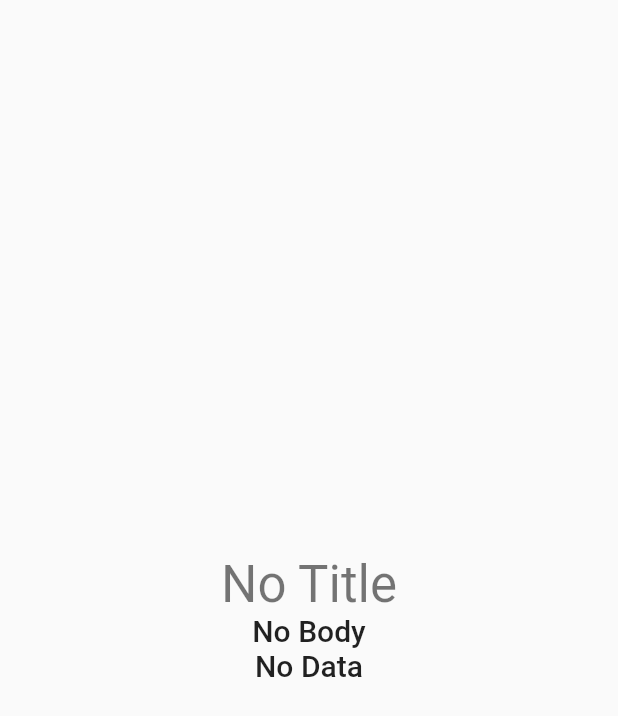
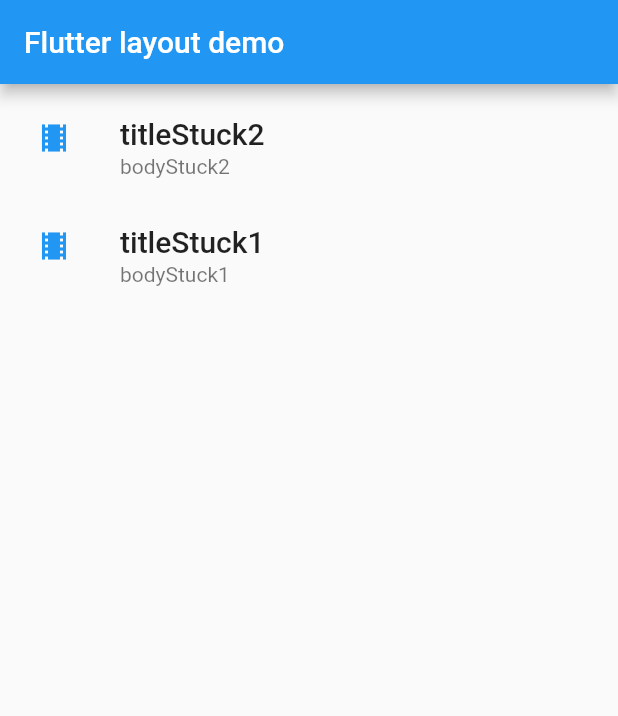
Before and after one commit to starwalker00/sorare-notif, a Flutter app: the screen it shows after launch, on a phone screen of 412 x 824 dp. Shown: the top 716 px of the screen. Run offline on Flutter 3.47's test engine with Material 2 defaults, Android fonts, the phone set to English and light mode, and no system bars; our stand-ins replace firebase_core, firebase_messaging; accounts and stored records are empty.

Commit message:
row adding when notif received

```diff
--- a/lib/main.dart
+++ b/lib/main.dart
@@ -34,48 +34,105 @@ class HomePage extends StatefulWidget {
 }
 
 class _HomePageState extends State<HomePage> {
-  String notificationTitle = 'No Title';
-  String notificationBody = 'No Body';
-  String notificationData = 'No Data';
+  List<String> titleList = <String>['titleStuck2', 'titleStuck1'];
+  List<String> bodyList = <String>['bodyStuck2', 'bodyStuck1'];
+  // String notificationTitle = 'No Title';
+  // String notificationBody = 'No Body';
+  // String notificationData = 'No Data';
 
   @override
   void initState() {
     final firebaseMessaging = FCM();
     firebaseMessaging.setNotifications();
 
-    firebaseMessaging.streamCtlr.stream.listen(_changeData);
-    firebaseMessaging.bodyCtlr.stream.listen(_changeBody);
-    firebaseMessaging.titleCtlr.stream.listen(_changeTitle);
+    // firebaseMessaging.streamCtlr.stream.listen(_changeData);
+    // firebaseMessaging.bodyCtlr.stream.listen(_changeBody);
+    firebaseMessaging.listCtlr.stream.listen(_addItemToList);
 
     super.initState();
   }
 
-  _changeData(String msg) => setState(() => notificationData = msg);
-  _changeBody(String msg) => setState(() => notificationBody = msg);
-  _changeTitle(String msg) => setState(() => notificationTitle = msg);
+  void addItemToList(String _title, String _body){
+    setState(() {
+      titleList.insert(0,_title);
+      bodyList.insert(0,_body);
+    });
+  }
+
+  // _changeData(String msg) => setState(() => addItemToList(msg));
+  // _changeBody(String msg) => setState(() => addItemToList(msg));
+  _addItemToList(List<String> notification) => setState(() => addItemToList(notification[0], notification[1]));
+
+  // _changeData(String msg) => setState(() => notificationData = msg);
+  // _changeBody(String msg) => setState(() => notificationBody = msg);
+  // _changeTitle(String msg) => setState(() => notificationTitle = msg);
 
   @override
   Widget build(BuildContext context) {
-    return Scaffold(
-      body: Center(
-        child: Column(
-          mainAxisAlignment: MainAxisAlignment.center,
-          children: [
-            Text(
-              notificationTitle,
-              style: Theme.of(context).textTheme.headline4,
-            ),
-            Text(
-              notificationBody,
-              style: Theme.of(context).textTheme.headline6,
-            ),
-            Text(
-              notificationData,
-              style: Theme.of(context).textTheme.headline6,
-            ),
-          ],
+    return MaterialApp(
+      title: 'Flutter layout demo',
+      home: Scaffold(
+        appBar: AppBar(
+          title: const Text('Flutter layout demo'),
         ),
+        body: Center(child:_buildList()),
+      ),
+    );
+    // return Scaffold(
+    //   body: Center(
+    //     child: Column(
+    //       mainAxisAlignment: MainAxisAlignment.center,
+    //       children: [
+    //         Text(
+    //           notificationTitle,
+    //           style: Theme.of(context).textTheme.headline4,
+    //         ),
+    //         Text(
+    //           notificationBody,
+    //           style: Theme.of(context).textTheme.headline6,
+    //         ),
+    //         Text(
+    //           notificationData,
+    //           style: Theme.of(context).textTheme.headline6,
+    //         ),
+    //       ],
+    //     ),
+    //   ),
+    // );
+  }
+  // #docregion list
+  Widget _buildList() {
+    // return ListView(
+    //   children: [
+    //     _tile('CineArts at the Empire', '85 W Portal Ave'),
+    //   ],
+    // );
+      return Expanded(
+        child: ListView.builder(
+          padding: const EdgeInsets.all(8),
+          itemCount: titleList.length,
+          itemBuilder: (BuildContext context, int index) {
+            return Container(
+              child: Center(child: _tile(titleList[index], bodyList[index]))
+            );
+          }
+        ),
+      );
+  }
+
+  ListTile _tile(String title, String body) {
+    return ListTile(
+      title: Text(title,
+          style: const TextStyle(
+            fontWeight: FontWeight.w500,
+            fontSize: 20,
+          )),
+      subtitle: Text(body),
+      leading: Icon(
+        Icons.theaters,
+        color: Colors.blue[500],
       ),
     );
   }
+
 }
--- a/lib/notification.dart
+++ b/lib/notification.dart
@@ -4,6 +4,7 @@ import 'package:firebase_core/firebase_core.dart';
 import 'package:firebase_messaging/firebase_messaging.dart';
 
 Future<void> onBackgroundMessage(RemoteMessage message) async {
+  print('@@@@@ Background message received!');
   await Firebase.initializeApp();
 
   if (message.data.containsKey('data')) {
@@ -21,26 +22,33 @@ Future<void> onBackgroundMessage(RemoteMessage message) async {
 class FCM {
   final _firebaseMessaging = FirebaseMessaging.instance;
 
-  final streamCtlr = StreamController<String>.broadcast();
-  final titleCtlr = StreamController<String>.broadcast();
-  final bodyCtlr = StreamController<String>.broadcast();
+//   final streamCtlr = StreamController<String>.broadcast();
+//   final titleCtlr = StreamController<String>.broadcast();
+//   final bodyCtlr = StreamController<String>.broadcast();
+
+  final listCtlr = StreamController<List<String>>.broadcast();
 
   setNotifications() {
     FirebaseMessaging.onBackgroundMessage(onBackgroundMessage);
+    FirebaseMessaging.onMessageOpenedApp.listen((message) {
+      print('@@@@@ Background message clicked!');
+      listCtlr.sink.add([message.notification!.title!, message.notification!.body!]);
+    });
     FirebaseMessaging.onMessage.listen(
       (message) async {
-          print(message);
-        if (message.data.containsKey('data')) {
-          // Handle data message
-          streamCtlr.sink.add(message.data['data']);
-        }
-        if (message.data.containsKey('notification')) {
-          // Handle notification message
-          streamCtlr.sink.add(message.data['notification']);
-        }
+        print('@@@@@ Foreground message received!');
+        print("onMessage: $message");
+        // if (message.data.containsKey('data')) {
+        //   // Handle data message
+        //   streamCtlr.sink.add(message.data['data']);
+        // }
+        // if (message.data.containsKey('notification')) {
+        //   // Handle notification message
+        //   streamCtlr.sink.add(message.data['notification']);
+        // }
         // Or do other work.
-        titleCtlr.sink.add(message.notification!.title!);
-        bodyCtlr.sink.add(message.notification!.body!);
+        listCtlr.sink.add([message.notification!.title!, message.notification!.body!]);
+        // bodyCtlr.sink.add(message.notification!.body!);
       },
     );
     // With this token you can test it easily on your phone
@@ -49,8 +57,9 @@ class FCM {
   }
 
   dispose() {
-    streamCtlr.close();
-    bodyCtlr.close();
-    titleCtlr.close();
+    listCtlr.close();
+    // streamCtlr.close();
+    // bodyCtlr.close();
+    // titleCtlr.close();
   }
 }
```
